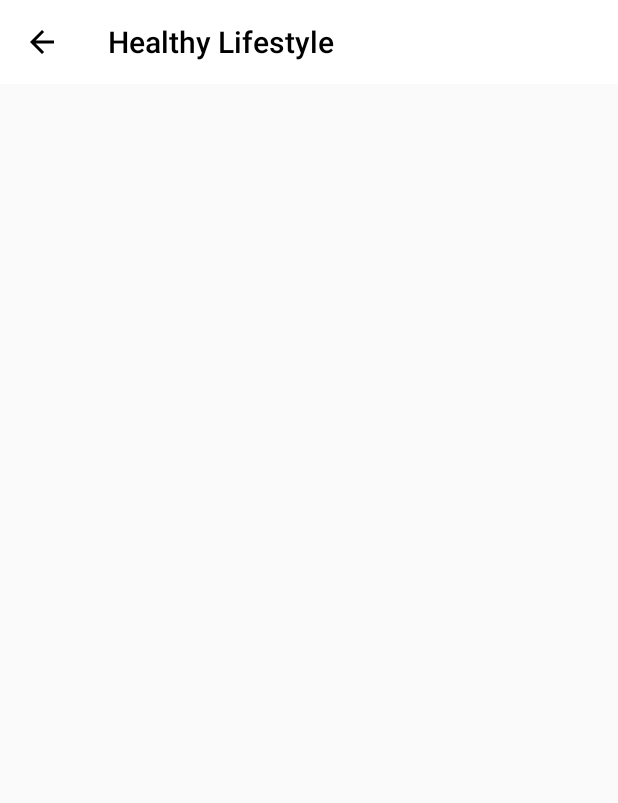
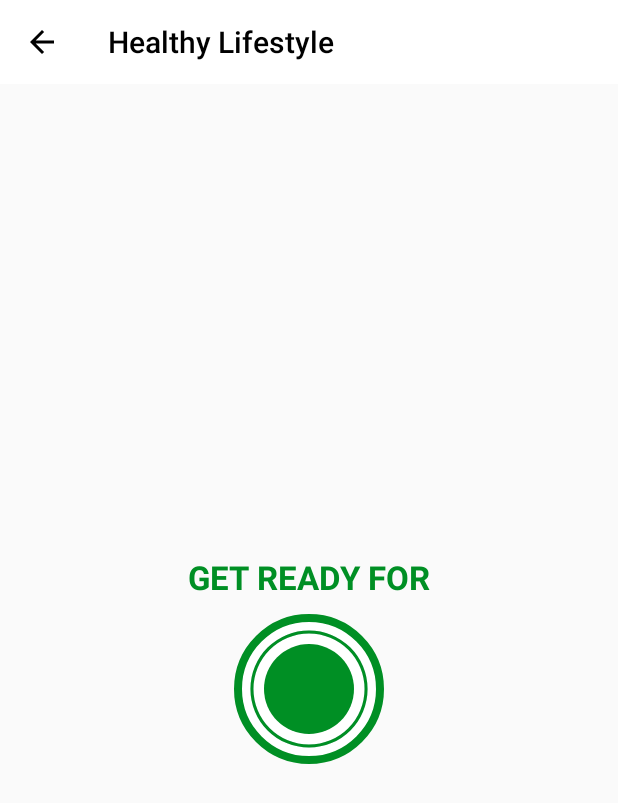
Before and after one commit to Manikant25/7-Minute-Workout, an Android app: the ExcerciseActivity screen opened directly, with no data from a screen before it, on a phone screen of 412 x 824 dp. Shown: the top 803 px of the screen. Run offline under Robolectric (Android 15) with nearby library versions, the phone set to English and light mode, and no system bars; our stand-ins replace data binding.

Commit message:
timmer progress button added

```diff
--- /dev/null
+++ b/app/src/main/res/drawable-v24/circular_progress_bar.xml
@@ -0,0 +1,15 @@
+<?xml version="1.0" encoding="utf-8"?>
+
+<layer-list xmlns:android="http://schemas.android.com/apk/res/android">
+    <item>
+        <shape
+            android:innerRadiusRatio="2.7"
+            android:shape="ring"
+            android:thicknessRatio="50.0"
+            android:useLevel="true">
+
+            <solid android:color="@color/colorAccent" />
+
+        </shape>
+    </item>
+</layer-list>
--- /dev/null
+++ b/app/src/main/res/drawable-v24/circular_progress_gray.xml
@@ -0,0 +1,14 @@
+<?xml version="1.0" encoding="utf-8"?>
+
+<layer-list xmlns:android="http://schemas.android.com/apk/res/android">
+    <item>
+        <shape
+            android:innerRadiusRatio="2.7"
+            android:shape="ring"
+            android:thicknessRatio="50.0"
+            android:useLevel="false">
+
+            <solid android:color="#D4DEE7" />
+        </shape>
+    </item>
+</layer-list>
--- /dev/null
+++ b/app/src/main/res/drawable-v24/item_circular_color_accent_border.xml
@@ -0,0 +1,12 @@
+<?xml version="1.0" encoding="utf-8"?>
+<!--TODO(Step 7 - Adding a background as circular border to the Get Ready View.)-->
+<!--START-->
+<shape xmlns:android="http://schemas.android.com/apk/res/android"
+    android:shape="oval">
+    <stroke
+        android:width="5dp"
+        android:color="@color/colorAccent" />
+
+    <solid android:color="#FFFFFF" />
+</shape>
+<!--END-->
--- /dev/null
+++ b/app/src/main/res/drawable/item_circular_color_accent_background.xml
@@ -0,0 +1,5 @@
+<?xml version="1.0" encoding="utf-8"?>
+<shape xmlns:android="http://schemas.android.com/apk/res/android"
+    android:shape="oval">
+<solid android:color="@color/colorAccent"/>
+</shape>
--- a/app/src/main/res/layout/activity_excercise.xml
+++ b/app/src/main/res/layout/activity_excercise.xml
@@ -15,6 +15,62 @@
             android:background="@color/white"
             app:titleTextColor="@color/black"
             android:theme="@style/toolbar_theme"/>
+
+        <LinearLayout
+            android:id="@+id/llResultView"
+            android:layout_width="match_parent"
+            android:layout_height="match_parent"
+            android:layout_below="@+id/toolbar_excersie_activity"
+            android:gravity="center"
+            android:orientation="vertical"
+            android:visibility="visible">
+            <TextView
+                android:layout_width="wrap_content"
+                android:layout_height="wrap_content"
+                android:text="@string/get_ready_for"
+                android:textColor="@color/colorAccent"
+                android:textSize="22sp"
+                android:textStyle="bold" />
+
+            <FrameLayout
+                android:layout_width="100dp"
+                android:layout_height="100dp"
+                android:layout_marginTop="10dp"
+                android:background="@drawable/item_circular_color_accent_border">
+
+                <ProgressBar
+                    android:id="@+id/progressBar"
+                    style="?android:attr/progressBarStyleHorizontal"
+                    android:layout_width="100dp"
+                    android:layout_height="100dp"
+                    android:layout_gravity="center"
+                    android:background="@drawable/circular_progress_gray"
+                    android:indeterminate="false"
+                    android:max="10"
+                    android:progress="100"
+                    android:progressDrawable="@drawable/circular_progress_bar"
+                    android:rotation="-90" />
+
+                <LinearLayout
+                    android:layout_width="60dp"
+                    android:layout_height="60dp"
+                    android:layout_gravity="center"
+                    android:background="@drawable/item_circular_color_accent_background"
+                    android:gravity="center">
+
+                    <TextView
+                        android:id="@+id/tvTimer"
+                        android:layout_width="wrap_content"
+                        android:layout_height="wrap_content"
+                        android:textColor="#FFFFFF"
+                        android:textSize="25sp"
+                        android:textStyle="bold"
+                        tools:text="10" />
+                </LinearLayout>
+            </FrameLayout>
+        </LinearLayout>
     </RelativeLayout>
 
+
+
 </layout>
--- a/app/src/main/res/values/strings.xml
+++ b/app/src/main/res/values/strings.xml
@@ -2,4 +2,5 @@
     <string name="app_name">Healthy Lifestyle</string>
     <string name="image">Image</string>
     <string name="start">Start</string>
+    <string name="get_ready_for">GET READY FOR</string>
 </resources>
```
